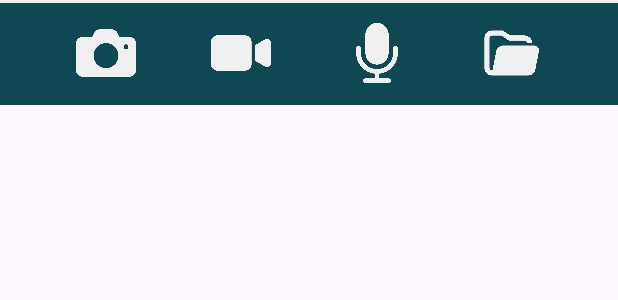
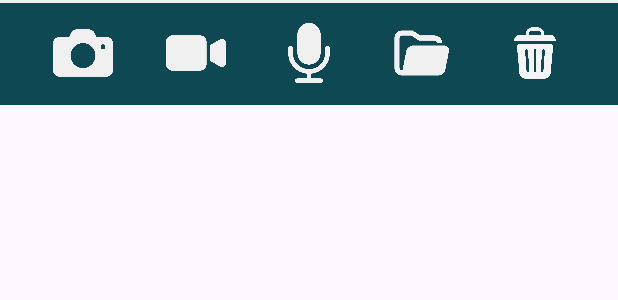
Before and after one commit to CultuEspai/CultuEspaiMultimediaManager, an Android app: the layout navigation_bar.xml on its own in the app's theme, with its tools: preview values and no code run, on a phone screen of 412 x 824 dp. Shown: the top 300 px of the screen. Run offline under Robolectric (Android 15) with nearby library versions, the phone set to English and light mode, and no system bars.

Commit message:
guardar arxius i eliminar-los

```diff
--- a/app/src/main/java/com/example/cultuespaimultimediamanager/MediaFile.kt
+++ b/app/src/main/java/com/example/cultuespaimultimediamanager/MediaFile.kt
@@ -2,5 +2,6 @@ package com.example.cultuespaimultimediamanager
 
 data class MediaFile(
     val uri: String,
-    val type: MediaType
+    val type: MediaType,
+    var isSelected: Boolean = false
 )
--- a/app/src/main/res/layout/media_item.xml
+++ b/app/src/main/res/layout/media_item.xml
@@ -4,7 +4,8 @@
     android:layout_width="match_parent"
     android:layout_height="wrap_content"
     android:orientation="vertical"
-    android:padding="8dp">
+    android:padding="8dp"
+    android:background="?attr/selectableItemBackground">
 
     <ImageView
         android:id="@+id/imagePreview"
--- a/app/src/main/res/layout/navigation_bar.xml
+++ b/app/src/main/res/layout/navigation_bar.xml
@@ -57,6 +57,17 @@
         app:layout_constraintBottom_toBottomOf="parent"
         app:layout_constraintTop_toTopOf="parent"
         app:layout_constraintStart_toEndOf="@id/navAudioIcon"
+        app:layout_constraintEnd_toStartOf="@id/navDeleteIcon" />
+    <ImageView
+        android:id="@+id/navDeleteIcon"
+        android:layout_width="@dimen/navBarIcon"
+        android:layout_height="@dimen/navBarIcon"
+        android:src="@drawable/trash"
+        android:contentDescription="@string/delete"
+        app:layout_constraintBottom_toBottomOf="parent"
+        app:layout_constraintTop_toTopOf="parent"
+        app:layout_constraintStart_toEndOf="@id/navFilesIcon"
         app:layout_constraintEnd_toEndOf="parent" />
 
+
 </androidx.constraintlayout.widget.ConstraintLayout>
--- a/app/src/main/res/values/strings.xml
+++ b/app/src/main/res/values/strings.xml
@@ -6,4 +6,5 @@
     <string name="photo">Photo</string>
     <string name="all">All</string>
     <string name="no_files">No files.</string>
+    <string name="delete">delete</string>
 </resources>
```
Also changed, not shown: app/src/main/java/com/example/cultuespaimultimediamanager/MainActivity.kt (+33 -0 lines), app/src/main/java/com/example/cultuespaimultimediamanager/MediaAdapter.kt (+19 -1 lines), app/src/main/res/drawable/trash.png (added).
